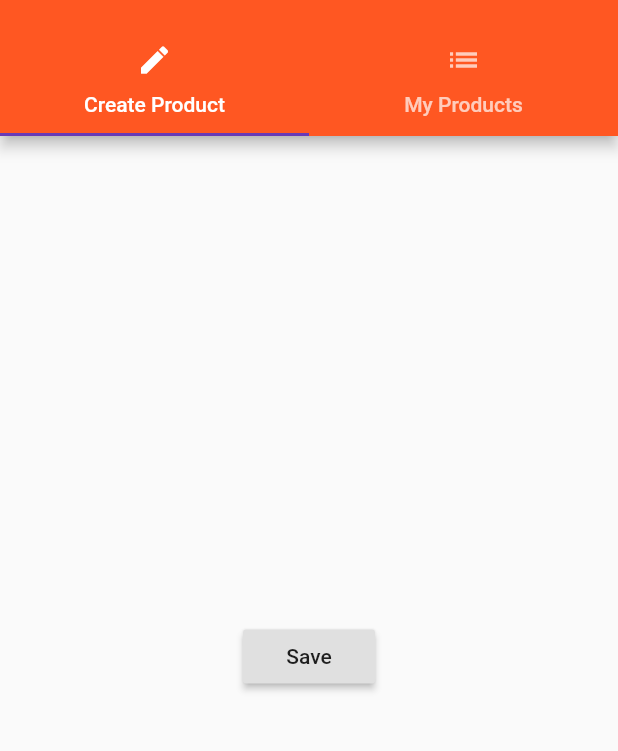
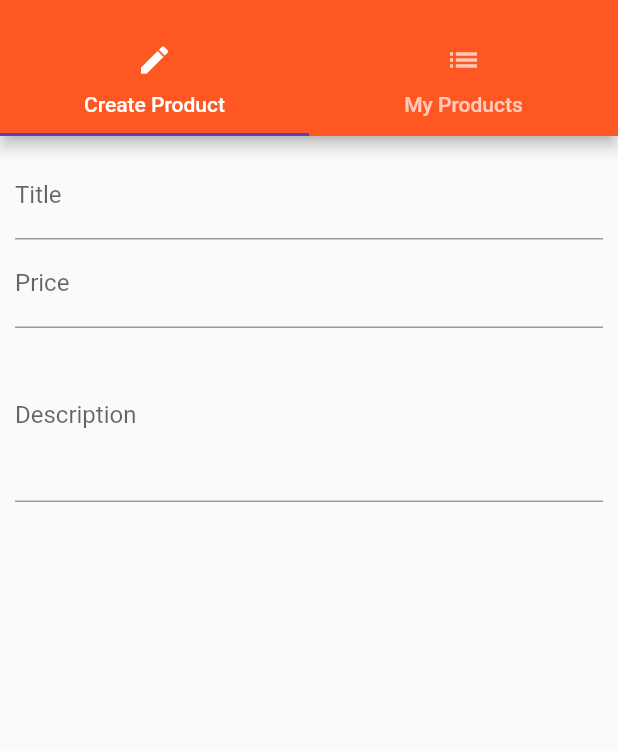
Before and after one commit to GusNitrous/flutter-realworld-app, a Flutter app: the ProductsAdminPage screen opened by its route, on a phone screen of 412 x 824 dp, the part 59-810 px from its top. Run offline on Flutter 3.47's test engine with Material 2 defaults, Android fonts, the phone set to English and light mode, and no system bars.

Commit message:
User input. Basic text fields.

```diff
--- a/lib/pages/product_create.dart
+++ b/lib/pages/product_create.dart
@@ -1,21 +1,49 @@
 import 'package:flutter/material.dart';
 
-class ProductCreatePage extends StatelessWidget {
+class ProductCreatePage extends StatefulWidget {
+  @override
+  State<StatefulWidget> createState() {
+    return _ProductPageState();
+  }
+}
+
+class _ProductPageState extends State<ProductCreatePage> {
+  String titleValue = '';
+  double priceValue;
+  String descriptionValue = '';
+
   @override
   Widget build(BuildContext context) {
-    return Center(
-      child: RaisedButton(
-        child: Text('Save'),
-        onPressed: () {
-          showModalBottomSheet(
-              context: context,
-              builder: (BuildContext context) {
-                return Center(
-                  child: Text('This is a Modal!'),
-                );
-              });
-        },
-      ),
-    );
+    return Container(
+      margin: EdgeInsets.all(10.0),
+      child: Column(
+      children: <Widget>[
+        TextField(
+          decoration: InputDecoration(labelText: 'Title'),
+          onChanged: (String value) {
+          setState(() {
+            titleValue = value;
+          });
+        },),
+
+        TextField(
+          decoration: InputDecoration(labelText: 'Price'),
+          keyboardType: TextInputType.number,
+          onChanged: (String value) {
+          setState(() {
+            priceValue = double.parse(value);
+          });
+        },),
+
+        TextField(
+          decoration: InputDecoration(labelText: 'Description'),
+          maxLines: 4,
+          onChanged: (String value) {
+          setState(() {
+            descriptionValue = value;
+          });
+        },),
+      ],
+    ));
   }
 }
```
